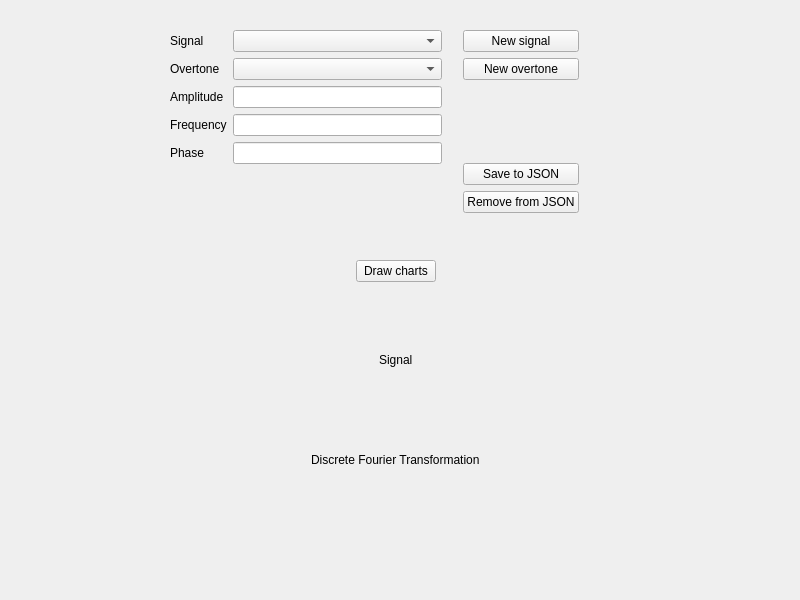
Qt form mainwindow.ui (sorrtory/elkavolk) before a commit.
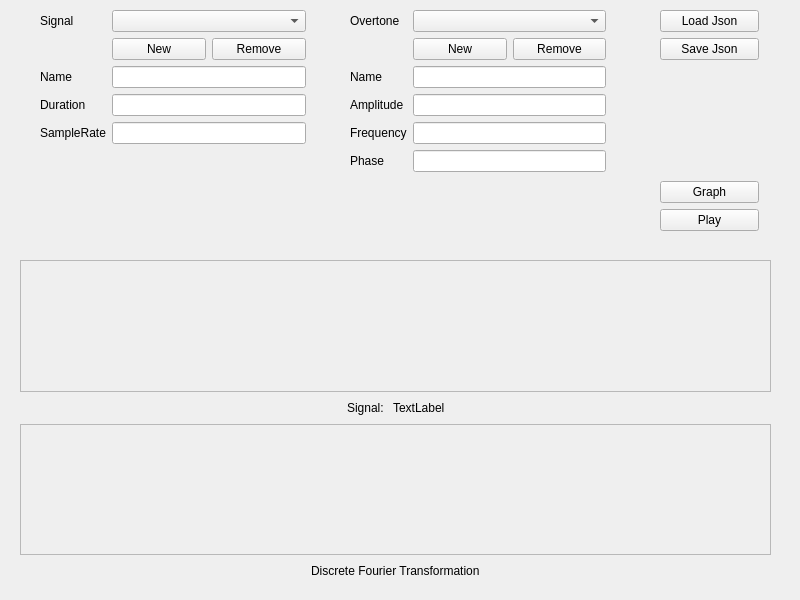
The same form after that commit.

Patch:
```diff
--- a/mainwindow.ui
+++ b/mainwindow.ui
@@ -20,54 +20,250 @@
    <widget class="QWidget" name="layoutWidget">
     <property name="geometry">
      <rect>
+      <x>40</x>
+      <y>10</y>
+      <width>266</width>
+      <height>183</height>
+     </rect>
+    </property>
+    <layout class="QFormLayout" name="formLayout">
+     <item row="0" column="0">
+      <widget class="QLabel" name="label_3">
+       <property name="text">
+        <string>Signal</string>
+       </property>
+      </widget>
+     </item>
+     <item row="0" column="1">
+      <widget class="QComboBox" name="signal"/>
+     </item>
+     <item row="1" column="1">
+      <layout class="QHBoxLayout" name="horizontalLayout_2">
+       <item>
+        <widget class="QPushButton" name="signal_newBtn">
+         <property name="text">
+          <string>New</string>
+         </property>
+        </widget>
+       </item>
+       <item>
+        <widget class="QPushButton" name="signal_removeBtn">
+         <property name="text">
+          <string>Remove</string>
+         </property>
+        </widget>
+       </item>
+      </layout>
+     </item>
+     <item row="2" column="0">
+      <widget class="QLabel" name="label_8">
+       <property name="text">
+        <string>Name</string>
+       </property>
+      </widget>
+     </item>
+     <item row="2" column="1">
+      <widget class="QLineEdit" name="signal_name">
+       <property name="text">
+        <string/>
+       </property>
+      </widget>
+     </item>
+     <item row="3" column="0">
+      <widget class="QLabel" name="label_10">
+       <property name="text">
+        <string>Duration</string>
+       </property>
+      </widget>
+     </item>
+     <item row="3" column="1">
+      <widget class="QLineEdit" name="signal_duration">
+       <property name="text">
+        <string/>
+       </property>
+      </widget>
+     </item>
+     <item row="4" column="0">
+      <widget class="QLabel" name="label_11">
+       <property name="text">
+        <string>SampleRate</string>
+       </property>
+      </widget>
+     </item>
+     <item row="4" column="1">
+      <widget class="QLineEdit" name="signal_sampleRate">
+       <property name="text">
+        <string/>
+       </property>
+      </widget>
+     </item>
+    </layout>
+   </widget>
+   <widget class="QWidget" name="layoutWidget">
+    <property name="geometry">
+     <rect>
+      <x>350</x>
+      <y>10</y>
+      <width>256</width>
+      <height>220</height>
+     </rect>
+    </property>
+    <layout class="QFormLayout" name="formLayout_2">
+     <item row="0" column="0">
+      <widget class="QLabel" name="label_7">
+       <property name="text">
+        <string>Overtone</string>
+       </property>
+      </widget>
+     </item>
+     <item row="0" column="1">
+      <widget class="QComboBox" name="overtone"/>
+     </item>
+     <item row="1" column="1">
+      <layout class="QHBoxLayout" name="horizontalLayout_3">
+       <item>
+        <widget class="QPushButton" name="overtone_newBtn">
+         <property name="text">
+          <string>New</string>
+         </property>
+        </widget>
+       </item>
+       <item>
+        <widget class="QPushButton" name="overtone_removeBtn">
+         <property name="text">
+          <string>Remove</string>
+         </property>
+        </widget>
+       </item>
+      </layout>
+     </item>
+     <item row="2" column="0">
+      <widget class="QLabel" name="label_9">
+       <property name="text">
+        <string>Name</string>
+       </property>
+      </widget>
+     </item>
+     <item row="2" column="1">
+      <widget class="QLineEdit" name="overtone_name"/>
+     </item>
+     <item row="3" column="0">
+      <widget class="QLabel" name="label_4">
+       <property name="text">
+        <string>Amplitude</string>
+       </property>
+      </widget>
+     </item>
+     <item row="3" column="1">
+      <widget class="QLineEdit" name="overtone_amplitude"/>
+     </item>
+     <item row="4" column="0">
+      <widget class="QLabel" name="label_5">
+       <property name="text">
+        <string>Frequency</string>
+       </property>
+      </widget>
+     </item>
+     <item row="4" column="1">
+      <widget class="QLineEdit" name="overtone_frequency"/>
+     </item>
+     <item row="5" column="0">
+      <widget class="QLabel" name="label_6">
+       <property name="text">
+        <string>Phase</string>
+       </property>
+      </widget>
+     </item>
+     <item row="5" column="1">
+      <widget class="QLineEdit" name="overtone_phase"/>
+     </item>
+    </layout>
+   </widget>
+   <widget class="QWidget" name="layoutWidget">
+    <property name="geometry">
+     <rect>
+      <x>660</x>
+      <y>10</y>
+      <width>99</width>
+      <height>221</height>
+     </rect>
+    </property>
+    <layout class="QVBoxLayout" name="verticalLayout_3">
+     <item>
+      <layout class="QVBoxLayout" name="verticalLayout_2">
+       <item>
+        <widget class="QPushButton" name="loadBtn">
+         <property name="text">
+          <string>Load Json</string>
+         </property>
+        </widget>
+       </item>
+       <item>
+        <widget class="QPushButton" name="saveBtn">
+         <property name="text">
+          <string>Save Json</string>
+         </property>
+        </widget>
+       </item>
+      </layout>
+     </item>
+     <item>
+      <spacer name="verticalSpacer">
+       <property name="orientation">
+        <enum>Qt::Vertical</enum>
+       </property>
+       <property name="sizeHint" stdset="0">
+        <size>
+         <width>20</width>
+         <height>40</height>
+        </size>
+       </property>
+      </spacer>
+     </item>
+     <item>
+      <widget class="QPushButton" name="graphBtn">
+       <property name="text">
+        <string>Graph</string>
+       </property>
+      </widget>
+     </item>
+     <item>
+      <widget class="QPushButton" name="playBtn">
+       <property name="text">
+        <string>Play</string>
+       </property>
+      </widget>
+     </item>
+    </layout>
+   </widget>
+   <widget class="QWidget" name="layoutWidget_2">
+    <property name="geometry">
+     <rect>
       <x>20</x>
       <y>260</y>
       <width>751</width>
-      <height>221</height>
+      <height>321</height>
      </rect>
     </property>
     <layout class="QVBoxLayout" name="verticalLayout">
-     <item>
-      <layout class="QHBoxLayout" name="horizontalLayout">
-       <item>
-        <spacer name="horizontalSpacer">
-         <property name="orientation">
-          <enum>Qt::Horizontal</enum>
-         </property>
-         <property name="sizeHint" stdset="0">
-          <size>
-           <width>40</width>
-           <height>20</height>
-          </size>
-         </property>
-        </spacer>
-       </item>
-       <item>
-        <widget class="QPushButton" name="drawChartsButton">
-         <property name="text">
-          <string>Draw charts</string>
-         </property>
-        </widget>
-       </item>
-       <item>
-        <spacer name="horizontalSpacer_2">
-         <property name="orientation">
-          <enum>Qt::Horizontal</enum>
-         </property>
-         <property name="sizeHint" stdset="0">
-          <size>
-           <width>40</width>
-           <height>20</height>
-          </size>
-         </property>
-        </spacer>
-       </item>
-      </layout>
-     </item>
      <item>
       <layout class="QVBoxLayout" name="verticalLayout_6">
        <item>
-        <widget class="QWidget" name="signal_widget" native="true"/>
+        <widget class="QScrollArea" name="scrollArea">
+         <property name="widgetResizable">
+          <bool>true</bool>
+         </property>
+         <widget class="QWidget" name="signal_widget">
+          <property name="geometry">
+           <rect>
+            <x>0</x>
+            <y>0</y>
+            <width>745</width>
+            <height>122</height>
+           </rect>
+          </property>
+         </widget>
+        </widget>
        </item>
        <item>
         <layout class="QHBoxLayout" name="horizontalLayout_4">
@@ -87,7 +283,14 @@
          <item>
           <widget class="QLabel" name="label">
            <property name="text">
-            <string>Signal</string>
+            <string>Signal: </string>
+           </property>
+          </widget>
+         </item>
+         <item>
+          <widget class="QLabel" name="signal_chartLbl">
+           <property name="text">
+            <string>TextLabel</string>
            </property>
           </widget>
          </item>
@@ -111,7 +314,21 @@
      <item>
       <layout class="QVBoxLayout" name="verticalLayout_7">
        <item>
-        <widget class="QWidget" name="dft_widget" native="true"/>
+        <widget class="QScrollArea" name="dft_widget">
+         <property name="widgetResizable">
+          <bool>true</bool>
+         </property>
+         <widget class="QWidget" name="scrollAreaWidgetContents_3">
+          <property name="geometry">
+           <rect>
+            <x>0</x>
+            <y>0</y>
+            <width>745</width>
+            <height>121</height>
+           </rect>
+          </property>
+         </widget>
+        </widget>
        </item>
        <item>
         <layout class="QHBoxLayout" name="horizontalLayout_6">
@@ -154,132 +371,6 @@
      </item>
     </layout>
    </widget>
-   <widget class="QWidget" name="layoutWidget">
-    <property name="geometry">
-     <rect>
-      <x>170</x>
-      <y>30</y>
-      <width>409</width>
-      <height>183</height>
-     </rect>
-    </property>
-    <layout class="QHBoxLayout" name="horizontalLayout_3">
-     <item>
-      <layout class="QFormLayout" name="formLayout">
-       <item row="0" column="1">
-        <widget class="QComboBox" name="signal"/>
-       </item>
-       <item row="1" column="0">
-        <widget class="QLabel" name="label_7">
-         <property name="text">
-          <string>Overtone</string>
-         </property>
-        </widget>
-       </item>
-       <item row="1" column="1">
-        <widget class="QComboBox" name="overtone"/>
-       </item>
-       <item row="2" column="0">
-        <widget class="QLabel" name="label_4">
-         <property name="text">
-          <string>Amplitude</string>
-         </property>
-        </widget>
-       </item>
-       <item row="2" column="1">
-        <widget class="QLineEdit" name="amplitude"/>
-       </item>
-       <item row="3" column="0">
-        <widget class="QLabel" name="label_5">
-         <property name="text">
-          <string>Frequency</string>
-         </property>
-        </widget>
-       </item>
-       <item row="3" column="1">
-        <widget class="QLineEdit" name="frequency"/>
-       </item>
-       <item row="4" column="0">
-        <widget class="QLabel" name="label_6">
-         <property name="text">
-          <string>Phase</string>
-         </property>
-        </widget>
-       </item>
-       <item row="4" column="1">
-        <widget class="QLineEdit" name="phase"/>
-       </item>
-       <item row="0" column="0">
-        <widget class="QLabel" name="label_3">
-         <property name="text">
-          <string>Signal</string>
-         </property>
-        </widget>
-       </item>
-      </layout>
-     </item>
-     <item>
-      <layout class="QHBoxLayout" name="horizontalLayout_2">
-       <item>
-        <layout class="QVBoxLayout" name="verticalLayout_4">
-         <property name="leftMargin">
-          <number>15</number>
-         </property>
-         <item>
-          <layout class="QVBoxLayout" name="verticalLayout_3">
-           <item>
-            <widget class="QPushButton" name="pushButton_3">
-             <property name="text">
-              <string>New signal</string>
-             </property>
-            </widget>
-           </item>
-           <item>
-            <widget class="QPushButton" name="pushButton_4">
-             <property name="text">
-              <string>New overtone</string>
-             </property>
-            </widget>
-           </item>
-          </layout>
-         </item>
-         <item>
-          <spacer name="verticalSpacer">
-           <property name="orientation">
-            <enum>Qt::Vertical</enum>
-           </property>
-           <property name="sizeHint" stdset="0">
-            <size>
-             <width>20</width>
-             <height>40</height>
-            </size>
-           </property>
-          </spacer>
-         </item>
-         <item>
-          <layout class="QVBoxLayout" name="verticalLayout_2">
-           <item>
-            <widget class="QPushButton" name="pushButton">
-             <property name="text">
-              <string>Save to JSON</string>
-             </property>
-            </widget>
-           </item>
-           <item>
-            <widget class="QPushButton" name="pushButton_2">
-             <property name="text">
-              <string>Remove from JSON</string>
-             </property>
-            </widget>
-           </item>
-          </layout>
-         </item>
-        </layout>
-       </item>
-      </layout>
-     </item>
-    </layout>
-   </widget>
   </widget>
  </widget>
  <resources>
```
